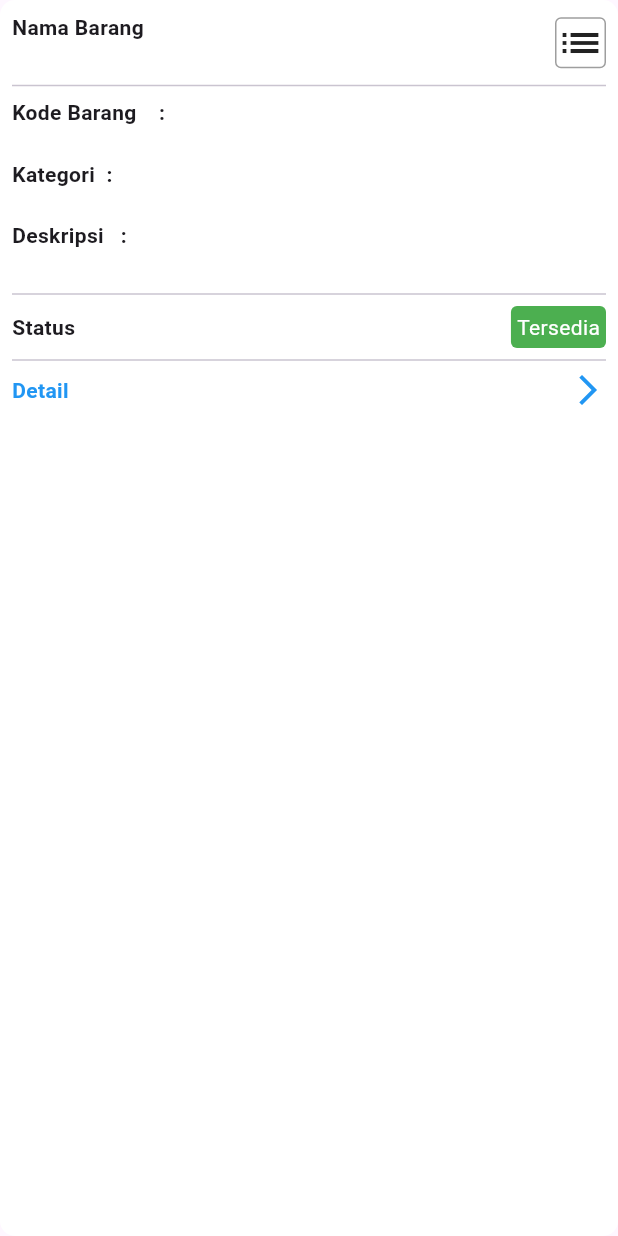
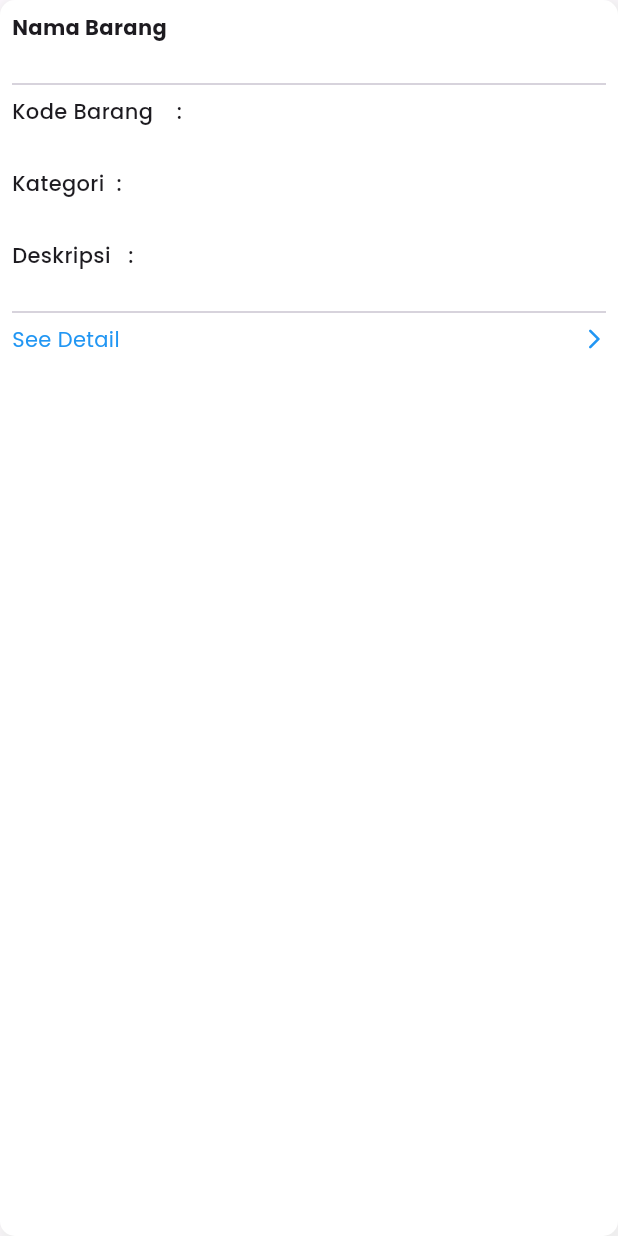
Before and after one commit to febyanahutauruk/SIMA, a Flutter app: the ItemCard widget shown alone on an empty page, opened directly with empty values, on a phone screen of 412 x 824 dp. Run offline on Flutter 3.47's test engine with Material 3 defaults, Android fonts, the phone set to English and light mode, and no system bars; our stand-ins replace carousel_slider, flutter_map, google_fonts, image_picker, latlong2; network calls fail.

Commit message:
Edit tampilan

```diff
--- a/sima_mobile/lib/views/widgets/ItemCard.dart
+++ b/sima_mobile/lib/views/widgets/ItemCard.dart
@@ -1,5 +1,6 @@
 import 'package:flutter/material.dart';
 import 'package:sima/models/item/item_pagination_model.dart';
+import 'package:google_fonts/google_fonts.dart';
 
 class ItemCard extends StatelessWidget {
   final ItemPaginationModel model;
@@ -10,7 +11,15 @@ class ItemCard extends StatelessWidget {
     return Container(
       decoration: BoxDecoration(
           color: Colors.white,
-          borderRadius: BorderRadius.circular(10)
+          borderRadius: BorderRadius.circular(10),
+          boxShadow: [
+          BoxShadow(
+            color: Colors.grey.shade200.withOpacity(1),
+            spreadRadius: 4,
+            blurRadius: 6,
+            offset: const Offset(2, 3),
+          ),
+        ],
       ),
       padding: const EdgeInsets.all(8),
       child: Column(
@@ -21,62 +30,45 @@ class ItemCard extends StatelessWidget {
               Column(
                 crossAxisAlignment: CrossAxisAlignment.start,
                 children: [
-                  const Text(
+                   Text(
                     "Nama Barang",
-                    style: TextStyle(fontWeight: FontWeight.bold),
+                    style: GoogleFonts.poppins(fontWeight: FontWeight.bold),
                   ),
-                  Text(model.name),
+                  Text(model.name, style: GoogleFonts.poppins(color: Colors.grey),),
                 ],
               ),
-              const Spacer(),
-              Container(
-                  decoration: BoxDecoration(
-                      border: Border.all(color: Colors.grey),
-                      borderRadius: BorderRadius.circular(4)),
-                  child: const Icon(
-                    Icons.list,
-                    size: 32,
-                  ))
+
             ],
           ),
           const Divider(),
-          const Text(
+           Text(
             "Kode Barang    :",
-            style: TextStyle(fontWeight: FontWeight.bold),
+            style: GoogleFonts.poppins(fontWeight: FontWeight.w500),
           ),
-          Text(model.code),
-          const Text(
+          Text(model.code,
+              style: GoogleFonts.poppins(color: Colors.grey)),
+          const SizedBox(height: 8.0,),
+          Text(
             "Kategori  :",
-            style: TextStyle(fontWeight: FontWeight.bold),
+            style: GoogleFonts.poppins(fontWeight: FontWeight.w500),
           ),
-          Text(model.categoryName),
-          const Text(
+          Text(model.categoryName,
+              style: GoogleFonts.poppins(color: Colors.grey)),
+          const SizedBox(height: 8.0,),
+           Text(
             "Deskripsi   :",
-            style: TextStyle(fontWeight: FontWeight.bold),
+            style: GoogleFonts.poppins(fontWeight: FontWeight.w500),
           ),
-          Text(model.description),
+          Text(model.description,
+              style: GoogleFonts.poppins(color: Colors.grey)),
+
           const Divider(),
-          Row(
+           Row(
             mainAxisAlignment: MainAxisAlignment.spaceBetween,
             children: [
-              const Text("Status",style: TextStyle(fontWeight: FontWeight.bold)),
-              Container(
-                  padding: const EdgeInsets.all(4),
-                  decoration: BoxDecoration(
-                      color: Colors.green,
-                      borderRadius: BorderRadius.circular(4)
-                  ),
-                  child: const Text("Tersedia",
-                    style: TextStyle(color: Colors.white),)),
-            ],
-          ),
-          const Divider(),
-          const Row(
-            mainAxisAlignment: MainAxisAlignment.spaceBetween,
-            children: [
-              Text("Detail",style: TextStyle(fontWeight: FontWeight.bold,
+              Text("See Detail",style: GoogleFonts.poppins(
                   color: Colors.blue)),
-              Icon(Icons.arrow_forward_ios, color: Colors.blue,)
+              Icon(Icons.arrow_forward_ios_rounded, color: Colors.blue, size: 16,)
             ],
           )
         ],
```
Also changed, not shown: sima_mobile/lib/views/Inventory/History/item_history_screen.dart (+20 -6 lines), sima_mobile/lib/views/Inventory/MasterData/item_list_screen.dart (+79 -70 lines), sima_mobile/lib/views/Inventory/home_screen_inventory.dart (+4 -4 lines), sima_mobile/lib/views/welcome_screen.dart (+5 -5 lines), sima_mobile/lib/views/widgets/HistoryCard.dart (+15 -3 lines).
